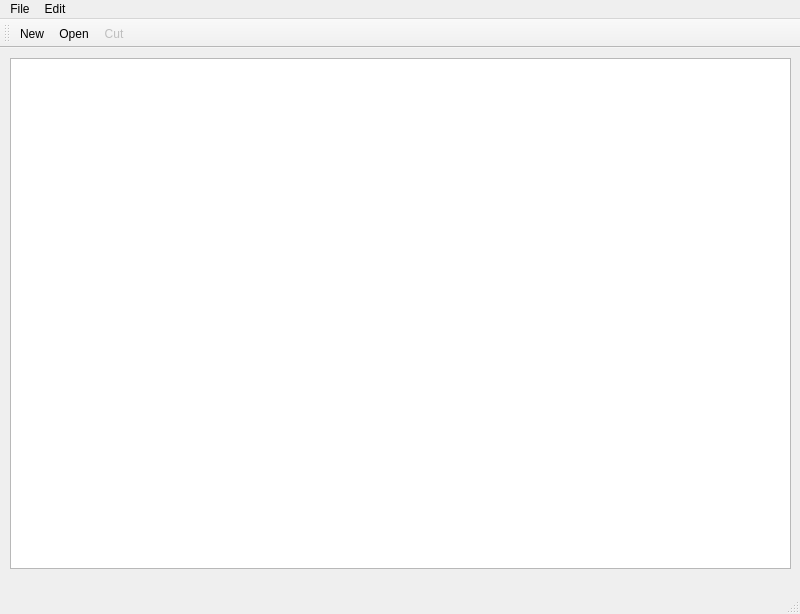
Old version of the form QNotepad/mainwindow.ui in the repository KeremTAN/QtNotePad.
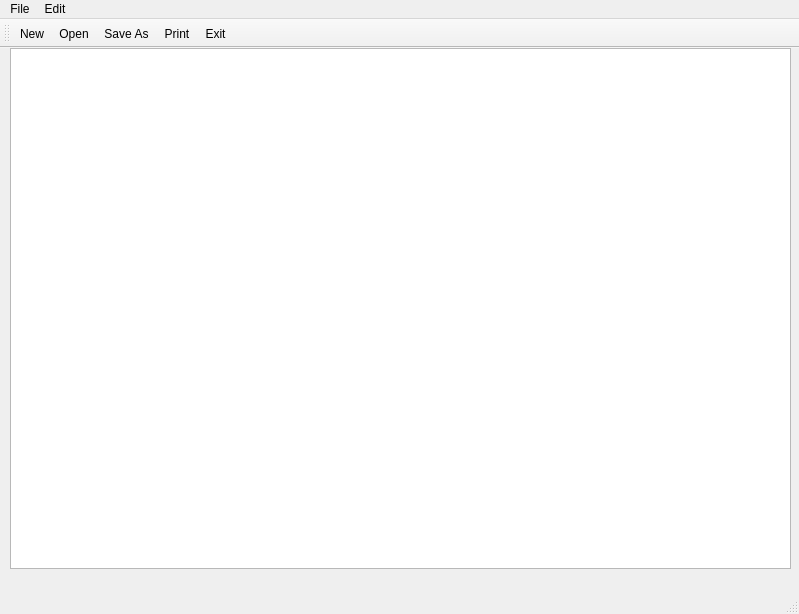
New version of the form. Icons and pictures are not drawn.

Diff of the .ui file:
```diff
--- a/QNotepad/mainwindow.ui
+++ b/QNotepad/mainwindow.ui
@@ -6,7 +6,7 @@
    <rect>
     <x>0</x>
     <y>0</y>
-    <width>800</width>
+    <width>799</width>
     <height>614</height>
    </rect>
   </property>
@@ -18,9 +18,9 @@
     <property name="geometry">
      <rect>
       <x>10</x>
-      <y>10</y>
+      <y>0</y>
       <width>781</width>
-      <height>511</height>
+      <height>521</height>
      </rect>
     </property>
     <layout class="QVBoxLayout" name="verticalLayout">
@@ -35,7 +35,7 @@
     <rect>
      <x>0</x>
      <y>0</y>
-     <width>800</width>
+     <width>799</width>
      <height>22</height>
     </rect>
    </property>
@@ -67,6 +67,15 @@
    <property name="windowTitle">
     <string>toolBar</string>
    </property>
+   <property name="movable">
+    <bool>true</bool>
+   </property>
+   <property name="allowedAreas">
+    <set>Qt::BottomToolBarArea|Qt::LeftToolBarArea|Qt::TopToolBarArea</set>
+   </property>
+   <property name="orientation">
+    <enum>Qt::Horizontal</enum>
+   </property>
    <property name="iconSize">
     <size>
      <width>24</width>
@@ -81,7 +90,9 @@
    </attribute>
    <addaction name="actionNew"/>
    <addaction name="actionOpen"/>
-   <addaction name="actionCut"/>
+   <addaction name="actionSave_As"/>
+   <addaction name="actionPrint"/>
+   <addaction name="actionExit"/>
   </widget>
   <action name="actionNew">
    <property name="icon">
@@ -155,7 +166,7 @@
   </action>
   <action name="actionCut">
    <property name="enabled">
-    <bool>false</bool>
+    <bool>true</bool>
    </property>
    <property name="icon">
     <iconset>
```
Left out of the diff: 13 changed lines with no effect on the pictures.
